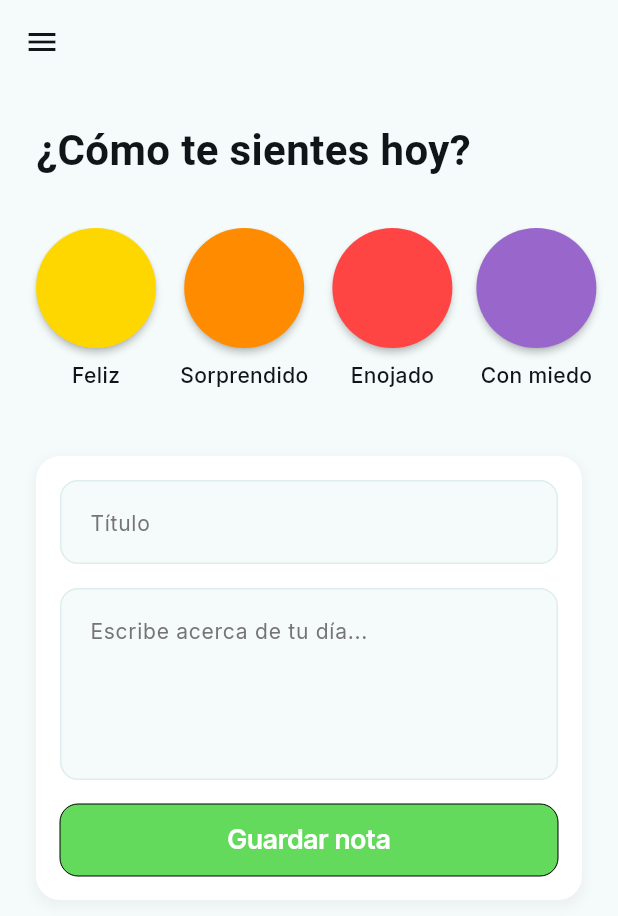
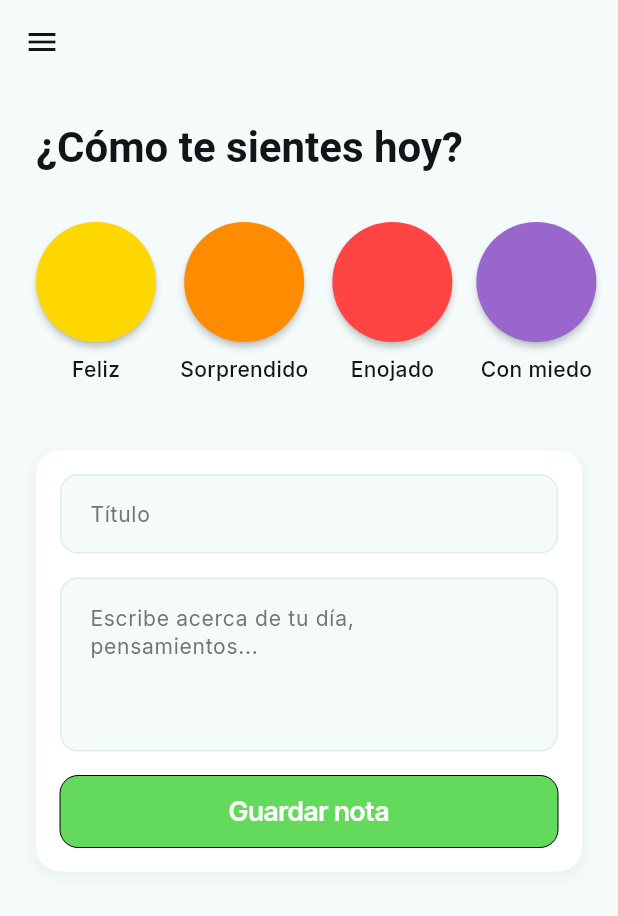
Before and after one commit to YaelAguilar/Lumimood-app, a Flutter app: the _DiaryView screen opened directly, after a tap on the "menu" icon, after a tap on "Diario", on a phone screen of 412 x 824 dp. Shown: the top 916 px of the screen. Run offline on Flutter 3.47's test engine with Material 3 defaults, Android fonts, the phone set to English and light mode, and no system bars; our stand-ins replace equatable, fl_chart, flutter_animate, flutter_bloc, font_awesome_flutter, get_it and 2 more.

Commit message:
feat(statistics): add statistics feature with data loading and visualization; implement tasks and notes pages

```diff
--- a/lib/app/navigation.dart
+++ b/lib/app/navigation.dart
@@ -3,7 +3,10 @@
 import '../features/authentication/presentation/pages/login_page.dart';
 import '../features/authentication/presentation/pages/register_page.dart';
 import '../features/diary/presentation/pages/diary_page.dart';
+import '../features/statistics/presentation/pages/statistics_page.dart';
 import '../features/welcome/presentation/pages/welcome_page.dart';
+import '../features/tasks/presentation/pages/tasks_page.dart';
+import '../features/notes/presentation/pages/notes_page.dart';
 
 class AppRouter {
   static final router = GoRouter(
@@ -30,10 +33,25 @@
         builder: (context, state) => const DiaryPage(),
       ),
       GoRoute(
+        path: '/statistics',
+        name: 'statistics',
+        builder: (context, state) => const StatisticsPage(),
+      ),
+      GoRoute(
         path: '/forgot-password',
         name: 'forgot_password',
         builder: (context, state) => const ForgotPasswordPage(),
       ),
+      GoRoute(
+        path: '/tasks',
+        name: 'tasks',
+        builder: (context, state) => const TasksPage(),
+      ),
+      GoRoute(
+        path: '/notes',
+        name: 'notes',
+        builder: (context, state) => const NotesPage(),
+      ),
     ],
   );
 }
--- a/lib/features/diary/presentation/pages/diary_page.dart
+++ b/lib/features/diary/presentation/pages/diary_page.dart
@@ -1,5 +1,8 @@
 import 'package:flutter/material.dart';
 import 'package:flutter_bloc/flutter_bloc.dart';
+import 'package:go_router/go_router.dart';
+import 'package:google_fonts/google_fonts.dart';
+
 import '../../../../app/di.dart';
 import '../../../../app/theme.dart';
 import '../bloc/diary_bloc.dart';
@@ -23,7 +26,7 @@
 
   @override
   Widget build(BuildContext context) {
-    final textTheme = AppTheme.lightTheme.textTheme;
+    final textTheme = Theme.of(context).textTheme;
 
     return BlocListener<DiaryBloc, DiaryState>(
       listener: (context, state) {
@@ -48,6 +51,8 @@
             );
         }
       },
+      child: GestureDetector(
+        onTap: () => FocusManager.instance.primaryFocus?.unfocus(),
         child: Scaffold(
           appBar: AppBar(
             backgroundColor: Colors.transparent,
@@ -61,6 +66,7 @@
           ),
           drawer: const _DiaryDrawer(),
           body: SafeArea(
+            top: true,
             child: SingleChildScrollView(
               padding: const EdgeInsets.symmetric(vertical: 24.0),
               child: Column(
@@ -68,7 +74,7 @@
                 children: [
                   Padding(
                     padding: const EdgeInsets.symmetric(horizontal: 24.0),
-                  child: Text('¿Cómo te sientes hoy?', style: textTheme.headlineMedium),
+                    child: Text('¿Cómo te sientes hoy?', style: GoogleFonts.readexPro(textStyle: textTheme.headlineMedium)),
                   ),
                   const SizedBox(height: 32),
                   const _EmotionsList(),
@@ -78,6 +84,7 @@
                     child: _NoteCard(),
                   ),
                 ],
+              ),
             ),
           ),
         ),
@@ -141,21 +148,33 @@
 
   @override
   Widget build(BuildContext context) {
-    final textTheme = AppTheme.lightTheme.textTheme;
+    final textTheme = Theme.of(context).textTheme;
 
     return Container(
       padding: const EdgeInsets.all(16),
       decoration: BoxDecoration(
         color: Colors.white,
         borderRadius: BorderRadius.circular(16),
-        boxShadow: [BoxShadow(color: Colors.grey.withAlpha(26), spreadRadius: 2, blurRadius: 5, offset: const Offset(0, 3))], // <-- CAMBIADO
+        boxShadow: [BoxShadow(color: Colors.grey.withAlpha(26), spreadRadius: 2, blurRadius: 5, offset: const Offset(0, 3))],
       ),
       child: Column(
         crossAxisAlignment: CrossAxisAlignment.start,
         children: [
-          TextField(controller: _titleController, decoration: const InputDecoration(hintText: 'Título'), style: textTheme.labelMedium),
+          TextFormField(
+            controller: _titleController,
+            decoration: const InputDecoration(hintText: 'Título'),
+            style: textTheme.labelMedium,
+            textCapitalization: TextCapitalization.sentences,
+          ),
           const SizedBox(height: 16),
-          TextField(controller: _contentController, decoration: const InputDecoration(hintText: 'Escribe acerca de tu día...'), style: textTheme.labelMedium, maxLines: 4),
+          TextFormField(
+            controller: _contentController,
+            decoration: const InputDecoration(hintText: 'Escribe acerca de tu día, pensamientos...'),
+            style: textTheme.labelMedium,
+            maxLines: 4,
+            minLines: 4,
+            textCapitalization: TextCapitalization.sentences,
+          ),
           const SizedBox(height: 16),
           BlocListener<DiaryBloc, DiaryState>(
             listener: (context, state) {
@@ -193,17 +212,51 @@
 
   @override
   Widget build(BuildContext context) {
-    final textTheme = AppTheme.lightTheme.textTheme;
+    final textTheme = Theme.of(context).textTheme;
     return Drawer(
       elevation: 16,
       child: Column(
         children: [
           DrawerHeader(
             decoration: BoxDecoration(color: AppTheme.primaryColor.withAlpha(26)),
-            child: Center(child: Text('Lumimood', style: textTheme.displaySmall!.override(color: AppTheme.primaryColor))),
+            child: Center(
+              child: Text(
+                'Lumimood',
+                style: GoogleFonts.interTight(textStyle: textTheme.displaySmall, color: AppTheme.primaryColor),
               ),
-          ListTile(leading: const Icon(Icons.book), title: Text('Diario', style: textTheme.titleSmall), onTap: () => Navigator.of(context).pop()),
-          ListTile(leading: const Icon(Icons.bar_chart), title: Text('Estadísticas', style: textTheme.titleSmall), onTap: () => Navigator.of(context).pop()),
+            ),
+          ),
+          ListTile(
+            leading: const Icon(Icons.book_outlined),
+            title: Text('Diario', style: textTheme.titleSmall),
+            onTap: () {
+              Navigator.of(context).pop();
+            },
+          ),
+          ListTile(
+            leading: const Icon(Icons.bar_chart_outlined),
+            title: Text('Estadísticas', style: textTheme.titleSmall),
+            onTap: () {
+              Navigator.of(context).pop();
+              context.pushNamed('statistics');
+            },
+          ),
+          ListTile(
+            leading: const Icon(Icons.task_alt_outlined),
+            title: Text('Tareas', style: textTheme.titleSmall),
+            onTap: () {
+              Navigator.of(context).pop();
+              context.pushNamed('tasks');
+            },
+          ),
+          ListTile(
+            leading: const Icon(Icons.note_alt_outlined),
+            title: Text('Notas', style: textTheme.titleSmall),
+            onTap: () {
+              Navigator.of(context).pop();
+              context.pushNamed('notes');
+            },
+          ),
         ],
       ),
     );
--- /dev/null
+++ b/lib/features/statistics/presentation/bloc/statistics_event.dart
@@ -0,0 +1,5 @@
+part of 'statistics_bloc.dart';
+
+sealed class StatisticsEvent {}
+
+final class LoadStatisticsData extends StatisticsEvent {}
```
Also changed, not shown: lib/app/di.dart (+3 -6 lines), lib/features/notes/presentation/pages/notes_page.dart (added, +22 -0 lines), lib/features/statistics/presentation/bloc/statistics_bloc.dart (added, +25 -0 lines), lib/features/statistics/presentation/bloc/statistics_state.dart (added, +34 -0 lines), lib/features/statistics/presentation/pages/statistics_page.dart (added, +171 -0 lines), lib/features/tasks/presentation/pages/tasks_page.dart (added, +22 -0 lines). Lines whose indentation alone changed are shown as unchanged.
